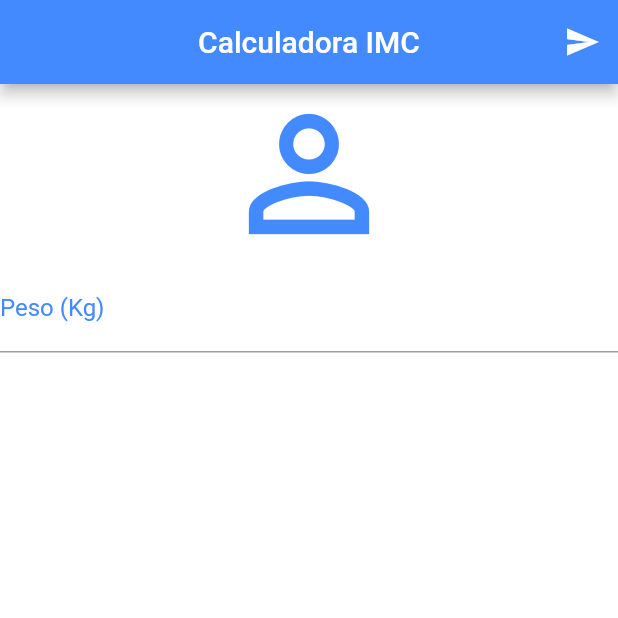
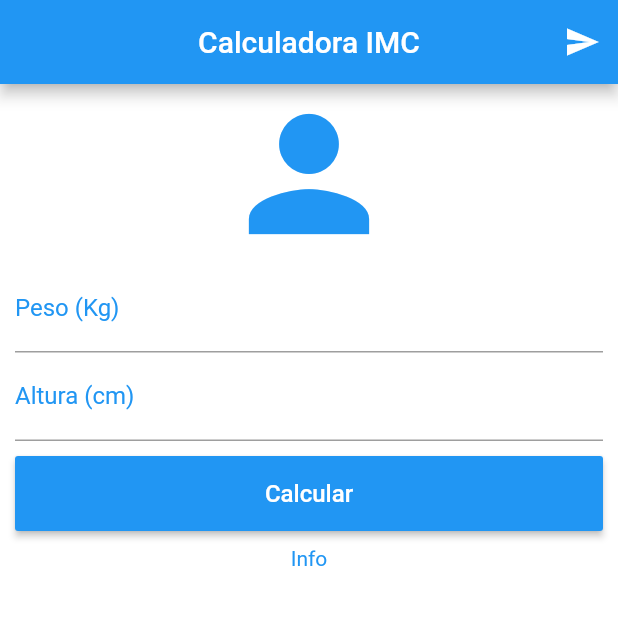
Before and after one commit to rafaelbatistaroque/Aula_Flutter_Calculo_IMC, a Flutter app: the screen it shows after launch, on a phone screen of 412 x 824 dp, the top half of it. Run offline on Flutter 3.47's test engine with Material 2 defaults, Android fonts, the phone set to English and light mode, and no system bars.

Commit message:
Added botton, format inputBox and refactoring code

```diff
--- /dev/null
+++ b/lib/home.dart
@@ -0,0 +1,38 @@
+import 'package:flutter/material.dart';
+import 'package:aula_flutter_calculo_imc/layoutFormat.dart';
+
+class Home extends StatefulWidget {
+  @override
+  _HomeState createState() => _HomeState();
+}
+
+class _HomeState extends State<Home> {
+  @override
+  Widget build(BuildContext context) {
+    return Scaffold(
+        appBar: criarAndFormatarAppBar("Calculadora IMC"),
+        backgroundColor: Colors.white,
+        body: SingleChildScrollView(
+          padding: EdgeInsets.fromLTRB(10.0, 0.0, 10.0, 0.0),
+          child: Column(
+            crossAxisAlignment: CrossAxisAlignment.stretch,
+            children: <Widget>[
+              Icon(Icons.person, size: 120.0, color: Colors.blue),
+              criarAndFormatarInputBox("Peso (Kg)"),
+              criarAndFormatarInputBox("Altura (cm)"),
+              Padding(
+                padding: EdgeInsets.only(top: 10.0, bottom: 10.0),
+                child: Container(
+                    height: 50.0,
+                    child: criarAndFormaterButton("Calcular")
+                  ),
+              ),
+              Text("Info",
+                textAlign: TextAlign.center,
+                style: TextStyle(color: Colors.blue),)
+            ],
+          ),
+        )
+    );
+  }
+}
--- /dev/null
+++ b/lib/layoutFormat.dart
@@ -0,0 +1,36 @@
+import 'package:flutter/material.dart';
+
+//Criar e alterar propriedads da AppBar
+AppBar criarAndFormatarAppBar(String _title){
+  return AppBar(
+          title: Text("Calculadora IMC"),
+          centerTitle: true,
+          backgroundColor: Colors.blue,
+          actions: <Widget>[
+            IconButton(icon: Icon(Icons.send),
+              onPressed: () {},
+            )
+          ]
+        );
+}
+//Criar e alterar propriedades das InputBox
+TextField criarAndFormatarInputBox(String _label){
+  return TextField(keyboardType: TextInputType.number,
+          decoration: InputDecoration(
+            labelText: "$_label",
+            labelStyle: TextStyle(color: Colors.blue)
+          ),
+          textAlign: TextAlign.center,
+          style: TextStyle(color: Colors.blue, fontSize: 16.0)
+        );
+}
+//Criar e alterar propriedades do button
+RaisedButton criarAndFormaterButton(String _textButton){
+  return RaisedButton(
+    onPressed: (){},
+    child: Text("$_textButton",
+      style: TextStyle(color: Colors.white, fontSize: 16.0),
+    ),
+    color: Colors.blue
+  );
+}
--- a/lib/main.dart
+++ b/lib/main.dart
@@ -1,42 +1,8 @@
 import 'package:flutter/material.dart';
+import 'package:aula_flutter_calculo_imc/home.dart';
+
 void main(){
   runApp(MaterialApp(
     home: Home(),
   ));
 }
-
-class Home extends StatefulWidget {
-  @override
-  _HomeState createState() => _HomeState();
-}
-
-class _HomeState extends State<Home> {
-  @override
-  Widget build(BuildContext context) {
-    return Scaffold(
-      appBar: AppBar(
-      title: Text("Calculadora IMC"),
-      centerTitle: true,
-      backgroundColor: Colors.blueAccent,
-      actions: <Widget>[
-        IconButton(icon: Icon(Icons.send),
-          onPressed: () {},
-        )
-      ],
-    ),
-    backgroundColor: Colors.white,
-    body: Column(
-      crossAxisAlignment: CrossAxisAlignment.stretch,
-      children: <Widget>[
-        Icon(Icons.person_outline, size: 120.0, color: Colors.blueAccent),
-        TextField(keyboardType: TextInputType.number,
-          decoration: InputDecoration(
-            labelText: "Peso (Kg)",
-            labelStyle: TextStyle(color: Colors.blueAccent)
-          ),
-        )
-      ],
-    ),
-    );
-  }
-}
```
